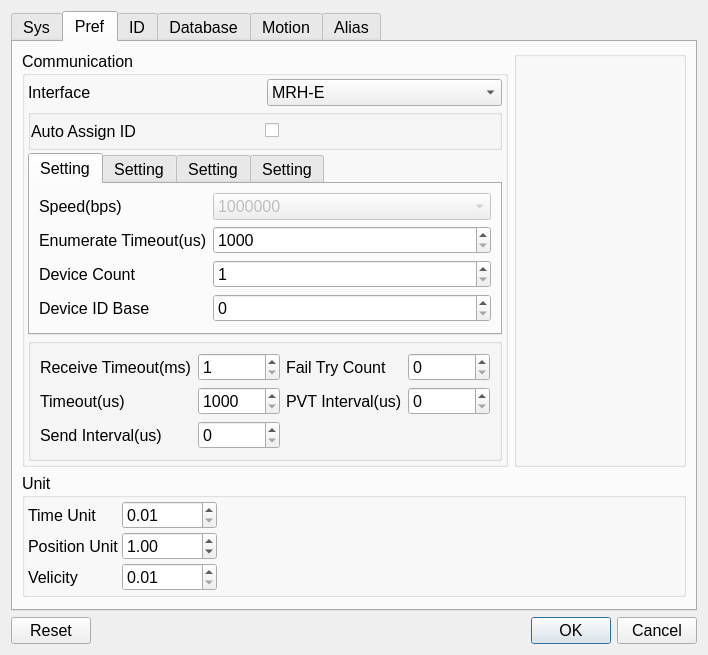
Old version of the form source/wnd/ui/syspref.ui in the repository ww4u/megarobostudio.
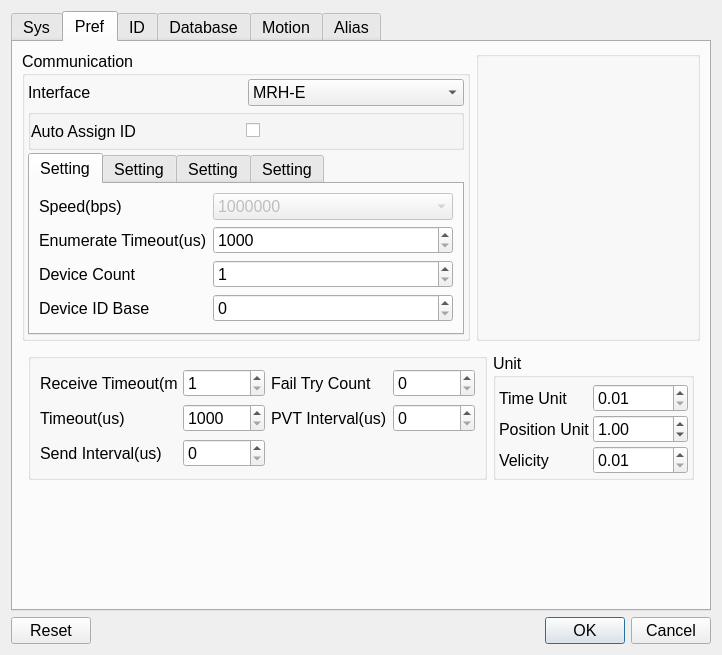
New version of the form. The open tabs and pages were chosen to show the change. Icons and pictures are not drawn. Custom widgets are drawn as their Qt base class.

```diff
--- a/source/wnd/ui/syspref.ui
+++ b/source/wnd/ui/syspref.ui
@@ -6,7 +6,7 @@
    <rect>
     <x>0</x>
     <y>0</y>
-    <width>708</width>
+    <width>718</width>
     <height>648</height>
    </rect>
   </property>
@@ -453,100 +453,6 @@
             <property name="spacing">
              <number>3</number>
             </property>
-            <item row="6" column="0" colspan="2">
-             <widget class="QGroupBox" name="groupBox_12">
-              <property name="title">
-               <string/>
-              </property>
-              <layout class="QGridLayout" name="gridLayout_7">
-               <item row="0" column="3">
-                <widget class="QSpinBox" name="spinFailTry">
-                 <property name="minimum">
-                  <number>0</number>
-                 </property>
-                 <property name="maximum">
-                  <number>10</number>
-                 </property>
-                </widget>
-               </item>
-               <item row="0" column="1">
-                <widget class="QSpinBox" name="spinRecvTmo">
-                 <property name="minimum">
-                  <number>1</number>
-                 </property>
-                 <property name="maximum">
-                  <number>100</number>
-                 </property>
-                </widget>
-               </item>
-               <item row="1" column="0">
-                <widget class="QLabel" name="label">
-                 <property name="text">
-                  <string>Timeout(us)</string>
-                 </property>
-                </widget>
-               </item>
-               <item row="1" column="1">
-                <widget class="QSpinBox" name="spinTmo">
-                 <property name="minimum">
-                  <number>1000</number>
-                 </property>
-                 <property name="maximum">
-                  <number>1000000</number>
-                 </property>
-                </widget>
-               </item>
-               <item row="0" column="0">
-                <widget class="QLabel" name="label_42">
-                 <property name="text">
-                  <string>Receive Timeout(ms)</string>
-                 </property>
-                </widget>
-               </item>
-               <item row="2" column="1">
-                <widget class="QSpinBox" name="spinInterval">
-                 <property name="minimum">
-                  <number>0</number>
-                 </property>
-                 <property name="maximum">
-                  <number>1000000</number>
-                 </property>
-                </widget>
-               </item>
-               <item row="0" column="2">
-                <widget class="QLabel" name="label_18">
-                 <property name="text">
-                  <string>Fail Try Count</string>
-                 </property>
-                </widget>
-               </item>
-               <item row="2" column="0">
-                <widget class="QLabel" name="label_6">
-                 <property name="text">
-                  <string>Send Interval(us)</string>
-                 </property>
-                </widget>
-               </item>
-               <item row="1" column="2">
-                <widget class="QLabel" name="label_27">
-                 <property name="text">
-                  <string>PVT Interval(us)</string>
-                 </property>
-                </widget>
-               </item>
-               <item row="1" column="3">
-                <widget class="QSpinBox" name="spinPvtInterval">
-                 <property name="minimum">
-                  <number>0</number>
-                 </property>
-                 <property name="maximum">
-                  <number>1000000</number>
-                 </property>
-                </widget>
-               </item>
-              </layout>
-             </widget>
-            </item>
             <item row="0" column="1">
              <widget class="QComboBox" name="cmbPort">
               <property name="enabled">
@@ -934,6 +840,114 @@
         </layout>
        </item>
        <item>
+        <layout class="QHBoxLayout" name="horizontalLayout_5">
+         <property name="leftMargin">
+          <number>6</number>
+         </property>
+         <property name="topMargin">
+          <number>6</number>
+         </property>
+         <property name="rightMargin">
+          <number>6</number>
+         </property>
+         <property name="bottomMargin">
+          <number>6</number>
+         </property>
+         <item>
+          <widget class="QGroupBox" name="groupBox_12">
+           <property name="title">
+            <string/>
+           </property>
+           <layout class="QGridLayout" name="gridLayout_7">
+            <item row="0" column="3">
+             <widget class="QSpinBox" name="spinFailTry">
+              <property name="minimum">
+               <number>0</number>
+              </property>
+              <property name="maximum">
+               <number>10</number>
+              </property>
+             </widget>
+            </item>
+            <item row="0" column="1">
+             <widget class="QSpinBox" name="spinRecvTmo">
+              <property name="minimum">
+               <number>1</number>
+              </property>
+              <property name="maximum">
+               <number>100</number>
+              </property>
+             </widget>
+            </item>
+            <item row="1" column="0">
+             <widget class="QLabel" name="label">
+              <property name="text">
+               <string>Timeout(us)</string>
+              </property>
+             </widget>
+            </item>
+            <item row="1" column="1">
+             <widget class="QSpinBox" name="spinTmo">
+              <property name="minimum">
+               <number>1000</number>
+              </property>
+              <property name="maximum">
+               <number>1000000</number>
+              </property>
+             </widget>
+            </item>
+            <item row="0" column="0">
+             <widget class="QLabel" name="label_42">
+              <property name="text">
+               <string>Receive Timeout(ms)</string>
+              </property>
+             </widget>
+            </item>
+            <item row="2" column="1">
+             <widget class="QSpinBox" name="spinInterval">
+              <property name="minimum">
+               <number>0</number>
+              </property>
+              <property name="maximum">
+               <number>1000000</number>
+              </property>
+             </widget>
+            </item>
+            <item row="0" column="2">
+             <widget class="QLabel" name="label_18">
+              <property name="text">
+               <string>Fail Try Count</string>
+              </property>
+             </widget>
+            </item>
+            <item row="2" column="0">
+             <widget class="QLabel" name="label_6">
+              <property name="text">
+               <string>Send Interval(us)</string>
+              </property>
+             </widget>
+            </item>
+            <item row="1" column="2">
+             <widget class="QLabel" name="label_27">
+              <property name="text">
+               <string>PVT Interval(us)</string>
+              </property>
+             </widget>
+            </item>
+            <item row="1" column="3">
+             <widget class="QSpinBox" name="spinPvtInterval">
+              <property name="minimum">
+               <number>0</number>
+              </property>
+              <property name="maximum">
+               <number>1000000</number>
+              </property>
+             </widget>
+            </item>
+           </layout>
+          </widget>
+         </item>
+         <item>
         <widget class="QGroupBox" name="groupBox_2">
          <property name="sizePolicy">
           <sizepolicy hsizetype="Preferred" vsizetype="Preferred">
@@ -949,7 +963,7 @@
            <number>3</number>
           </property>
           <property name="topMargin">
-           <number>3</number>
+             <number>6</number>
           </property>
           <property name="rightMargin">
            <number>3</number>
@@ -1033,6 +1047,8 @@
          </layout>
         </widget>
        </item>
+        </layout>
+       </item>
        <item>
         <spacer name="verticalSpacer_4">
          <property name="orientation">
```
Left out of the diff: 25 changed lines with no effect on the pictures. Lines whose indentation alone changed are shown as unchanged.
